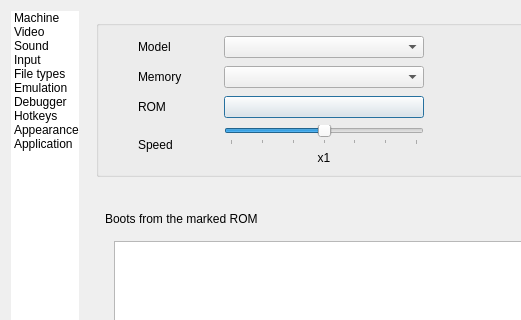
First picture: the form in ui/setupwin.ui, repository Volutar/xpeccy-plus, before the edit; both pictures show x 0 to 521 and y 0 to 320 of the 716 by 909 pixel window.
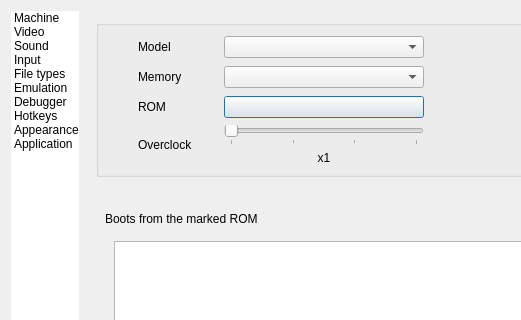
Second picture: the form after the edit. Icons and pictures are not drawn. Custom widgets are drawn as their Qt base class.

Commit message:
speed: Overclock Up and Down only overclock, x1 to x8; slowing down is Slow Motion's
Speed Up and Speed Down are renamed, and the Options slider is the same overclock.

```diff
--- a/ui/setupwin.ui
+++ b/ui/setupwin.ui
@@ -346,7 +346,7 @@
                   </size>
                  </property>
                  <property name="text">
-                  <string>Speed</string>
+                  <string>Overclock</string>
                  </property>
                 </widget>
                </item>
@@ -386,14 +386,11 @@
 Past 14 MHz no real machine ran: timing is not guaranteed</string>
                     </property>
                     <property name="maximum">
-                     <number>6</number>
+                     <number>3</number>
                     </property>
                     <property name="pageStep">
                      <number>1</number>
                     </property>
-                    <property name="value">
-                     <number>3</number>
-                    </property>
                     <property name="orientation">
                      <enum>Qt::Horizontal</enum>
                     </property>
```
Left out of the diff: 7 changed lines with no effect on the pictures. The commit also changes 5 other files.
